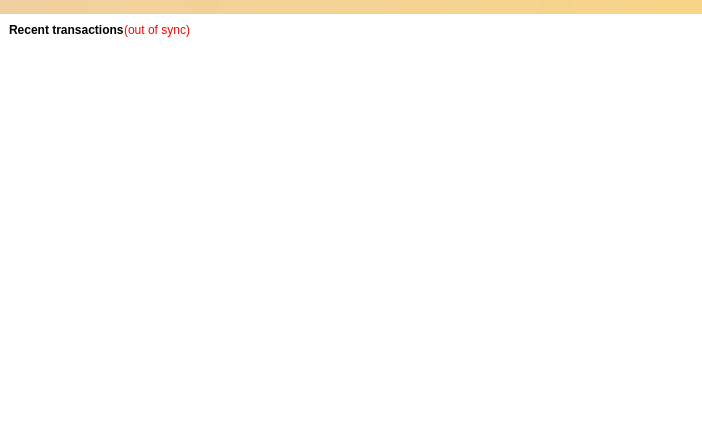
MassGrid/MassGrid, file src/qt/forms/overviewpage.ui: the form before one commit.
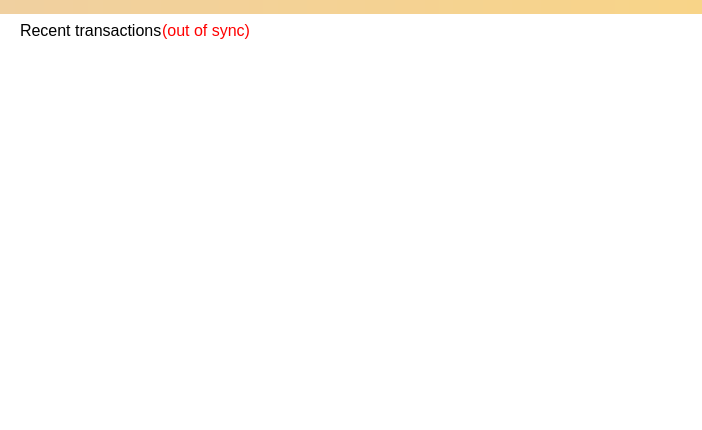
The form after the commit.

What changed in the file:
```diff
--- a/src/qt/forms/overviewpage.ui
+++ b/src/qt/forms/overviewpage.ui
@@ -455,7 +455,7 @@
        <item>
         <layout class="QHBoxLayout" name="horizontalLayout_2">
          <property name="leftMargin">
-          <number>9</number>
+          <number>20</number>
          </property>
          <property name="topMargin">
           <number>6</number>
@@ -470,8 +470,9 @@
           <widget class="QLabel" name="label_4">
            <property name="font">
             <font>
-             <weight>75</weight>
-             <bold>true</bold>
+             <pointsize>12</pointsize>
+             <weight>50</weight>
+             <bold>false</bold>
             </font>
            </property>
            <property name="text">
@@ -481,6 +482,11 @@
          </item>
          <item>
           <widget class="QLabel" name="labelTransactionsStatus">
+           <property name="font">
+            <font>
+             <pointsize>12</pointsize>
+            </font>
+           </property>
            <property name="cursor">
             <cursorShape>WhatsThisCursor</cursorShape>
            </property>
```
Left out of the diff: 2 changed lines with no effect on the pictures.
